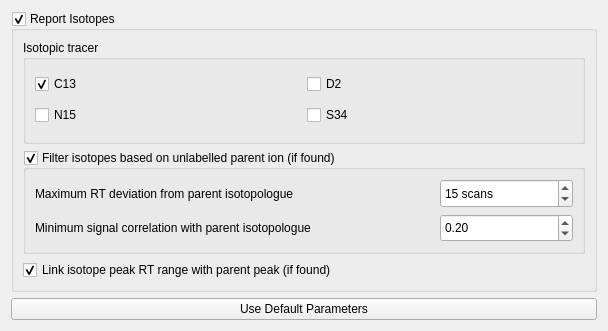
The window that src/gui/mzroll/forms/isotopedialog.ui (ElucidataInc/ElMaven) describes before a commit, drawn with Qt 5.
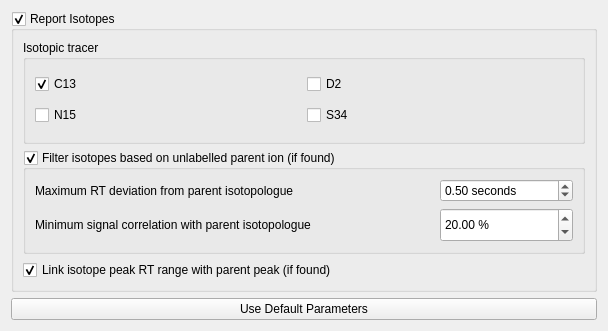
The same window after the commit.

The edit to the form file:
```diff
--- a/src/gui/mzroll/forms/isotopedialog.ui
+++ b/src/gui/mzroll/forms/isotopedialog.ui
@@ -104,14 +104,17 @@
              <verstretch>0</verstretch>
             </sizepolicy>
            </property>
+           <property name="suffix">
+            <string> %</string>
+           </property>
            <property name="maximum">
-            <double>1.000000000000000</double>
+            <double>100.000000000000000</double>
            </property>
            <property name="singleStep">
             <double>0.100000000000000</double>
            </property>
            <property name="value">
-            <double>0.200000000000000</double>
+            <double>20.000000000000000</double>
            </property>
           </widget>
          </item>
@@ -130,18 +133,21 @@
           </widget>
          </item>
          <item row="0" column="1">
-          <widget class="QSpinBox" name="maxIsotopeScanDiff">
-           <property name="sizePolicy">
-            <sizepolicy hsizetype="Preferred" vsizetype="Preferred">
-             <horstretch>0</horstretch>
-             <verstretch>0</verstretch>
-            </sizepolicy>
-           </property>
+          <widget class="QDoubleSpinBox" name="maxIsotopeScanDiff">
            <property name="suffix">
-            <string> scans</string>
+            <string> seconds</string>
+           </property>
+           <property name="minimum">
+            <double>0.100000000000000</double>
+           </property>
+           <property name="maximum">
+            <double>5.000000000000000</double>
+           </property>
+           <property name="singleStep">
+            <double>0.500000000000000</double>
            </property>
            <property name="value">
-            <number>15</number>
+            <double>0.500000000000000</double>
            </property>
           </widget>
          </item>
```
Left out of the diff: 2 changed lines with no effect on the pictures.
